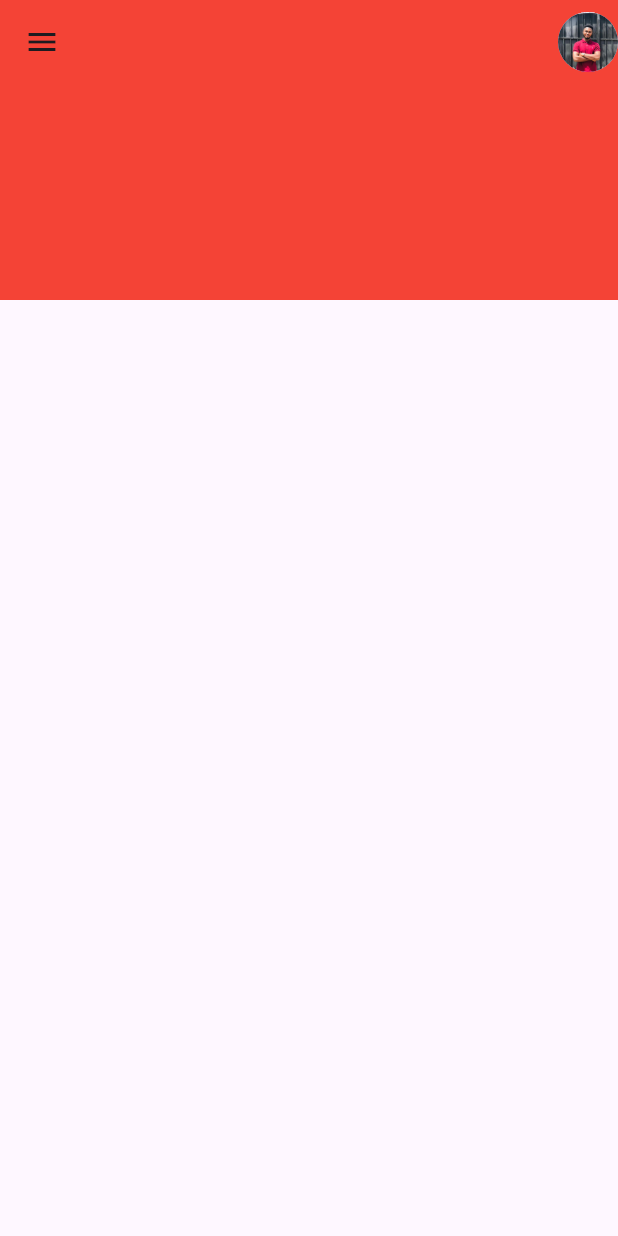
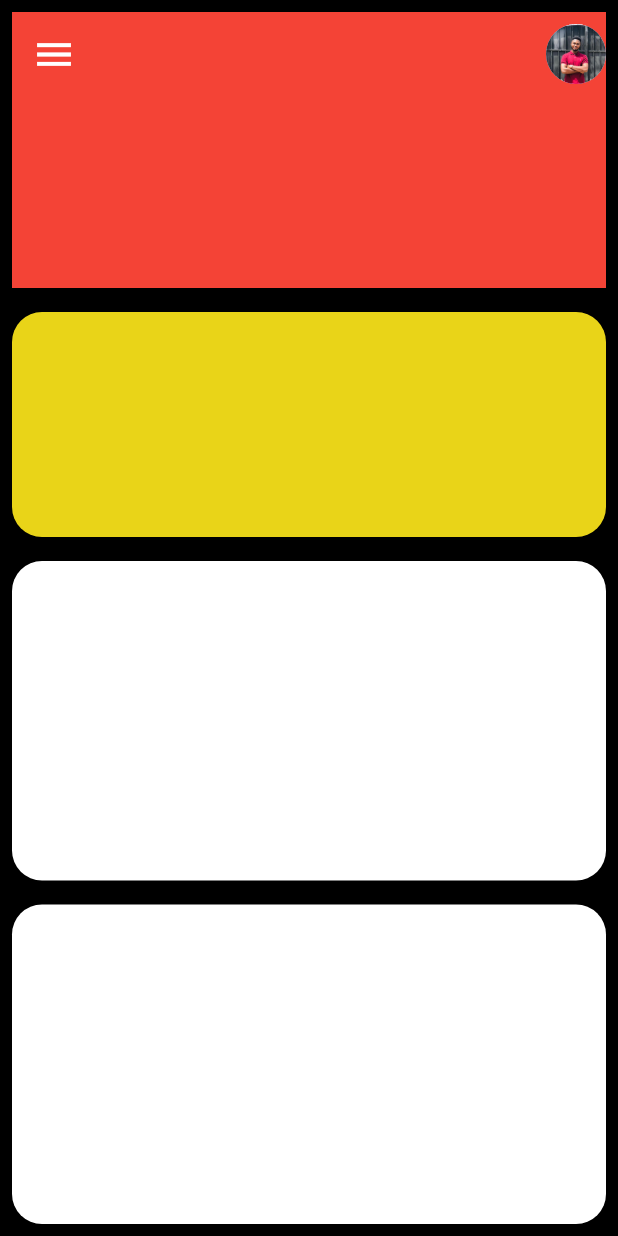
Before and after one commit to AaronOtu/My-flutter-tutorial, a Flutter app: the MyTest screen opened directly, on a phone screen of 412 x 824 dp. Run offline on Flutter 3.47's test engine with Material 3 defaults, Android fonts, the phone set to English and light mode, and no system bars; our stand-ins replace flutter_riverpod, font_awesome_flutter.

Commit message:
new files added

```diff
--- a/lib/screens/test.dart
+++ b/lib/screens/test.dart
@@ -6,22 +6,76 @@ class MyTest extends StatelessWidget {
   @override
   Widget build(BuildContext context) {
     return Scaffold(
-      appBar: PreferredSize(
+        backgroundColor: Colors.black,
+        appBar:
+        PreferredSize(
+          preferredSize: Size.fromHeight(200.0),
+          child: Padding(
+            padding: EdgeInsets.all(8.0),
+            child: Container(
 
-        preferredSize: Size.fromHeight(200.0),
-        child: AppBar(
+              child: AppBar(
 
-          //shape: BeveledRectangleBorder(borderRadius: BorderRadius.circular(8.0)),
-          backgroundColor: Colors.red,
-          leading: Icon(Icons.menu),
-          actions: [  Padding(padding: EdgeInsets.all(8.0),),
-            CircleAvatar(foregroundImage: AssetImage('images/aaron.jpg'),)
+                //shape: BeveledRectangleBorder(borderRadius: BorderRadius.circular(20)),
+                backgroundColor: Colors.red,
+                leading: Icon(
+                  Icons.menu,
+                  color: Colors.white,
+                  size: 30,
+                ),
+                actions: [
+                  Padding(
+                    padding: EdgeInsets.all(8.0),
+                  ),
+                  CircleAvatar(
+                    radius:20 ,
+                    foregroundImage: AssetImage('images/aaron.jpg'),
+                  )
+                ],
+              ),
+            ),
+          ),
+        ),
+        body: Column(
+          mainAxisAlignment: MainAxisAlignment.spaceBetween,
+          children: [
+            Padding(
+              padding: const EdgeInsets.all(8.0),
+              child: Container(
+                height: 150.0,
+                decoration: BoxDecoration(
+                  color: const Color.fromARGB(255, 233, 212, 24),
+                  borderRadius: BorderRadius.circular(20), // Rounded border
+                ),
+              ),
+            ),
+            Expanded(
+              child: Padding(
+                padding: const EdgeInsets.all(8.0),
+                child: Container(
+                  height: 250.0,
+                  decoration: BoxDecoration(
+                    color: Colors.white,
+                    borderRadius: BorderRadius.circular(20), // Rounded border
+                  ),
+                ),
+              ),
+            ),
+            Expanded(
+              child: Padding(
+                padding: const EdgeInsets.all(8.0),
+                child: Container(
+                  height: 200.0,
+
+                  decoration: BoxDecoration(
+
+                    color: Colors.white,
+                    borderRadius: BorderRadius.circular(20), // Rounded border
+                  ),
+                ),
+              ),
+            ),
           ],
-
-        )
-          ,
-
-        ),
-      );
+        ));
   }
 }
--- a/pubspec.yaml
+++ b/pubspec.yaml
@@ -36,6 +36,7 @@ dependencies:
   # Use with the CupertinoIcons class for iOS style icons.
   cupertino_icons: ^1.0.2
   font_awesome_flutter: ^10.7.0
+  flutter_riverpod: ^2.6.1
 
 dev_dependencies:
   flutter_test:
```
Also changed, not shown: lib/main.dart (+9 -6 lines), lib/screens/check_boxes.dart (added, +45 -0 lines), lib/screens/radio_button.dart (added, +52 -0 lines), lib/screens/couterHome_page.dart (added), pubspec.lock, 3 other files.
